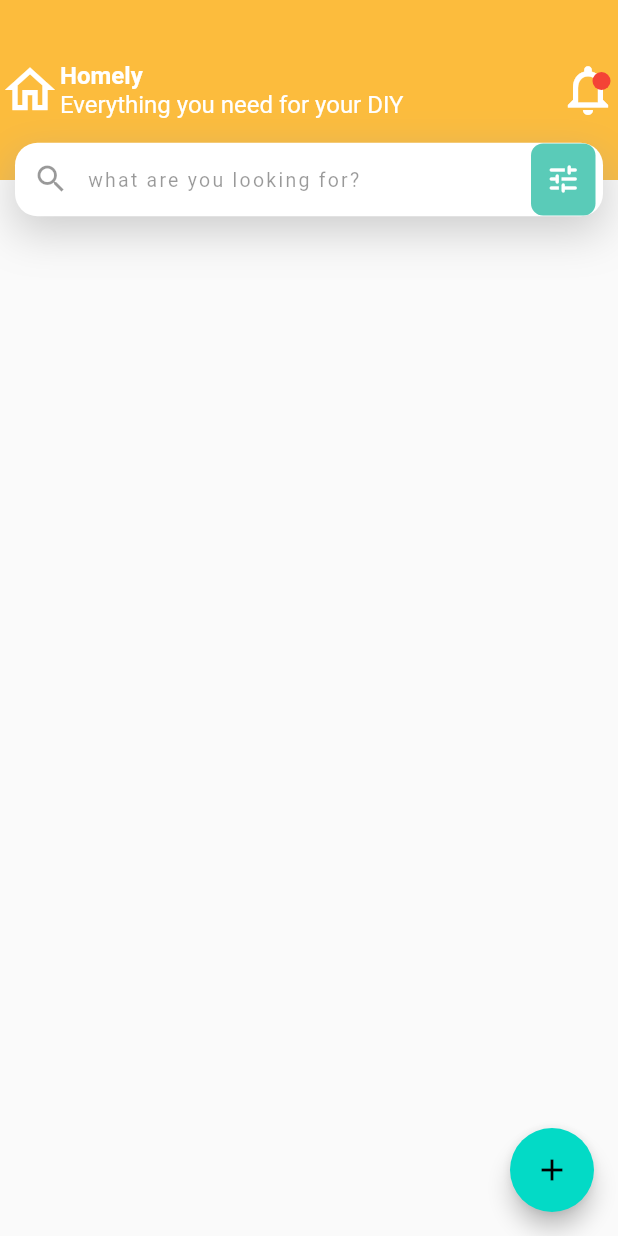
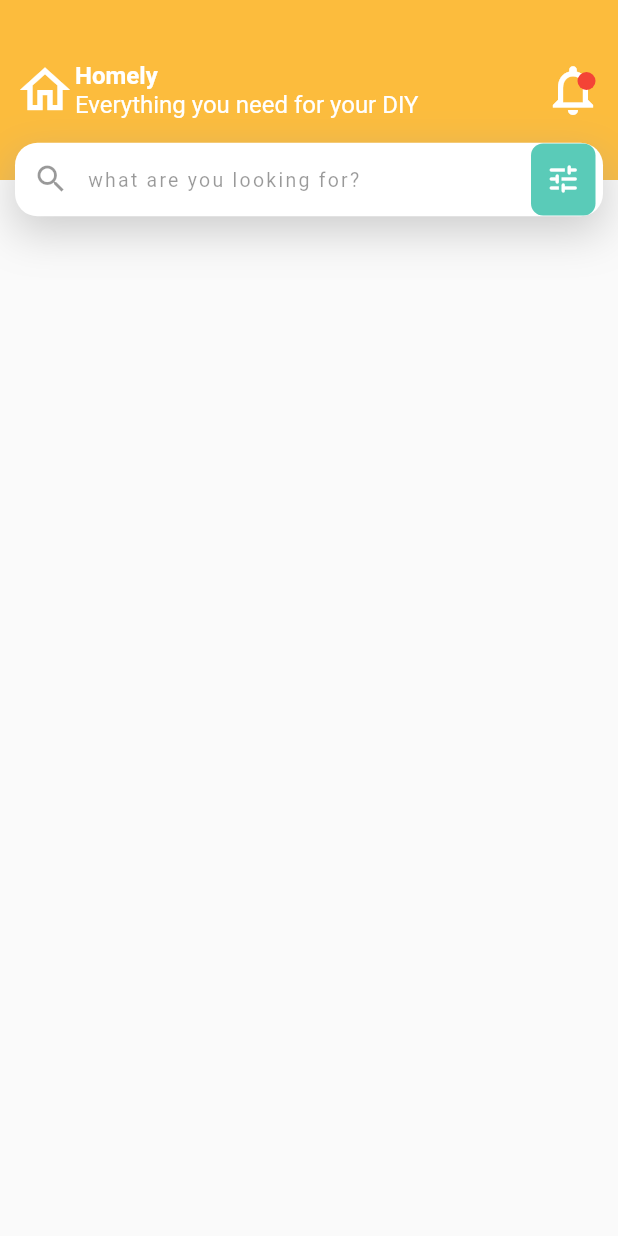
Before and after one commit to RodrigoUchoa001/avaliacao_2_programacao_4, a Flutter app: the screen it shows after launch, on a phone screen of 412 x 824 dp. Run offline on Flutter 3.47's test engine with Material 2 defaults, Android fonts, the light colour scheme and no system bars.

Commit message:
feita correções

```diff
--- a/lib/main.dart
+++ b/lib/main.dart
@@ -30,14 +30,6 @@
 }
 
 class _MyHomePageState extends State<MyHomePage> {
-  int _counter = 0;
-
-  void _incrementCounter() {
-    setState(() {
-      _counter++;
-    });
-  }
-
   @override
   Widget build(BuildContext context) {
     return Scaffold(
@@ -47,11 +39,6 @@
           SearchBar(),
         ],
       ),
-      floatingActionButton: FloatingActionButton(
-        onPressed: _incrementCounter,
-        tooltip: 'Increment',
-        child: const Icon(Icons.add),
-      ),
     );
   }
 }
--- a/lib/widgets/top_bar.dart
+++ b/lib/widgets/top_bar.dart
@@ -6,7 +6,7 @@ class TopBar extends StatelessWidget {
   @override
   Widget build(BuildContext context) {
     return Container(
-      padding: const EdgeInsets.symmetric(vertical: 40),
+      padding: const EdgeInsets.symmetric(vertical: 40, horizontal: 10),
       decoration: BoxDecoration(
         color: Theme.of(context).appBarTheme.backgroundColor,
       ),
```
